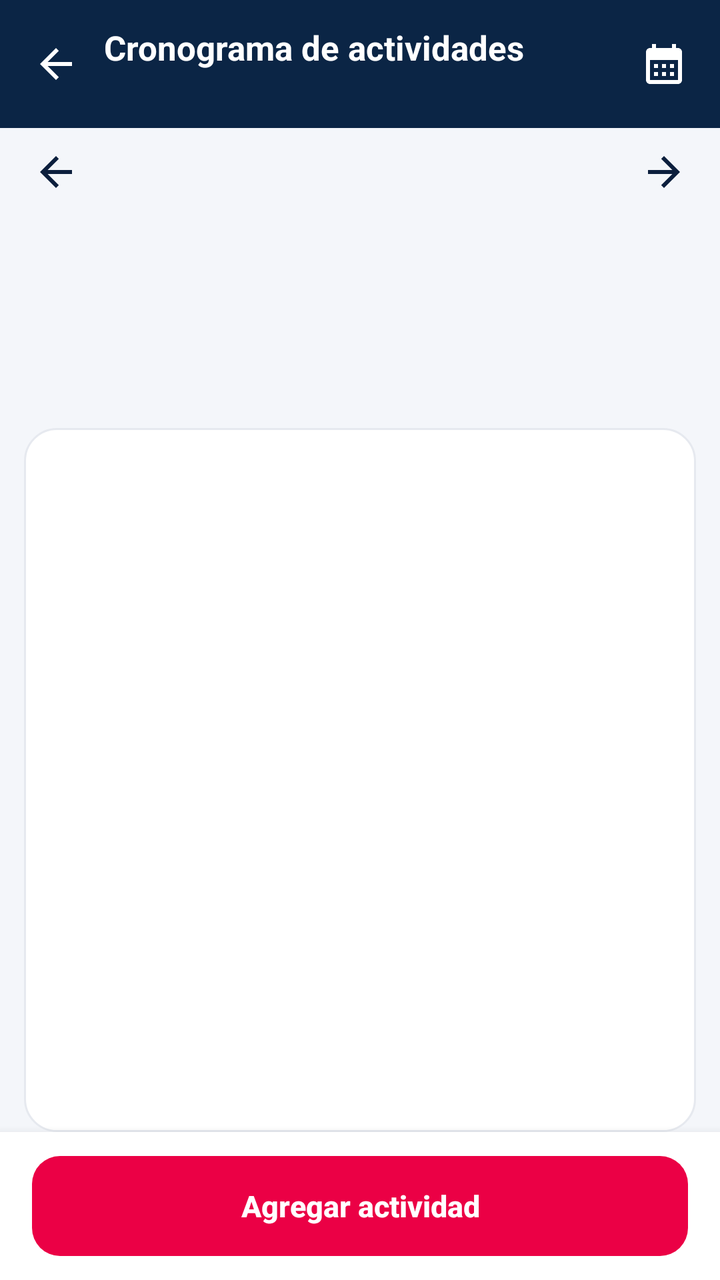
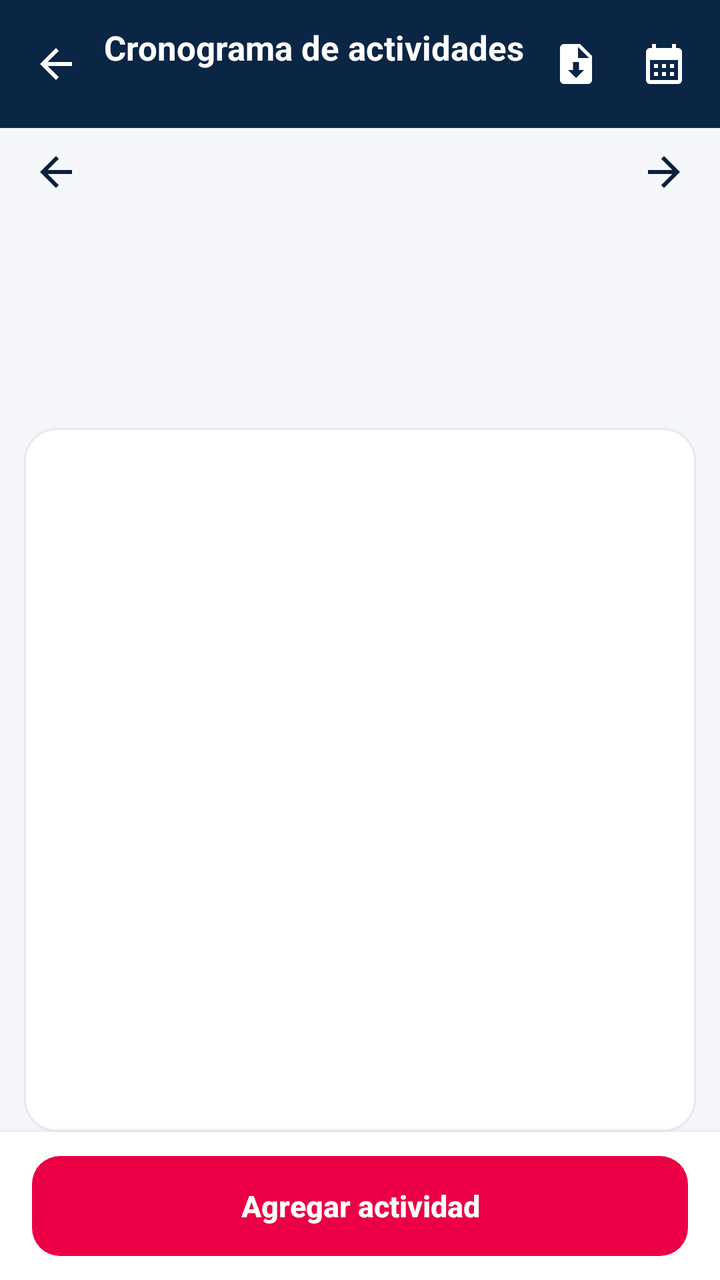

Before-and-after screenshots of an Android layout around one commit, followed by the original layout XML and the change that was made.
<!-- AndroidManifest.xml: activity theme AppTheme -->
<!-- res/layout/activity_cronograma.xml -->
<?xml version="1.0" encoding="utf-8"?>
<LinearLayout xmlns:android="http://schemas.android.com/apk/res/android"
    android:layout_width="match_parent"
    android:layout_height="match_parent"
    android:background="@color/canvas"
    android:orientation="vertical">

    <LinearLayout
        android:layout_width="match_parent"
        android:layout_height="64dp"
        android:background="@color/navy"
        android:gravity="center_vertical"
        android:orientation="horizontal"
        android:paddingStart="4dp"
        android:paddingEnd="6dp">

        <ImageButton
            android:id="@+id/crono_back"
            android:layout_width="48dp"
            android:layout_height="48dp"
            android:background="?attr/selectableItemBackgroundBorderless"
            android:contentDescription="@string/journey_confirm_cancel"
            android:src="@drawable/ds_ic_back"
            android:tint="@color/white" />

        <LinearLayout
            android:layout_width="0dp"
            android:layout_height="wrap_content"
            android:layout_weight="1"
            android:orientation="vertical">

            <TextView
                android:layout_width="wrap_content"
                android:layout_height="wrap_content"
                android:text="@string/crono_title"
                android:textColor="@color/white"
                android:textSize="17sp"
                android:textStyle="bold" />

            <TextView
                android:id="@+id/crono_sync"
                android:layout_width="wrap_content"
                android:layout_height="wrap_content"
                android:layout_marginTop="1dp"
                android:textColor="#B3FFFFFF"
                android:textSize="11.5sp" />
        </LinearLayout>

        
        <ImageButton
            android:id="@+id/crono_modo"
            android:layout_width="44dp"
            android:layout_height="44dp"
            android:background="?attr/selectableItemBackgroundBorderless"
            android:contentDescription="@string/crono_ver_mes_desc"
            android:src="@drawable/ds_ic_calendar" />
    </LinearLayout>


    
    <LinearLayout
        android:layout_width="match_parent"
        android:layout_height="44dp"
        android:gravity="center_vertical"
        android:orientation="horizontal"
        android:paddingStart="8dp"
        android:paddingEnd="8dp">

        <ImageButton
            android:id="@+id/crono_prev"
            android:layout_width="40dp"
            android:layout_height="40dp"
            android:background="?attr/selectableItemBackgroundBorderless"
            android:contentDescription="@string/crono_prev"
            android:rotation="0"
            android:src="@drawable/ds_ic_back" />

        <TextView
            android:id="@+id/crono_titulo"
            android:layout_width="0dp"
            android:layout_height="wrap_content"
            android:layout_weight="1"
            android:gravity="center"
            android:textColor="@color/text_primary"
            android:textSize="16sp"
            android:textStyle="bold" />

        <ImageButton
            android:id="@+id/crono_next"
            android:layout_width="40dp"
            android:layout_height="40dp"
            android:background="?attr/selectableItemBackgroundBorderless"
            android:contentDescription="@string/crono_next"
            android:rotation="180"
            android:src="@drawable/ds_ic_back" />
    </LinearLayout>

    
    <LinearLayout
        android:id="@+id/crono_semana"
        android:layout_width="match_parent"
        android:layout_height="54dp"
        android:orientation="horizontal"
        android:paddingStart="12dp"
        android:paddingEnd="12dp" />

    
    <LinearLayout
        android:id="@+id/crono_dia_cab"
        android:layout_width="match_parent"
        android:layout_height="wrap_content"
        android:gravity="center_vertical"
        android:orientation="horizontal"
        android:paddingStart="16dp"
        android:paddingTop="4dp"
        android:paddingEnd="12dp"
        android:paddingBottom="8dp">

        <LinearLayout
            android:layout_width="0dp"
            android:layout_height="wrap_content"
            android:layout_weight="1"
            android:orientation="vertical">

            <TextView
                android:id="@+id/crono_dia_titulo"
                android:layout_width="wrap_content"
                android:layout_height="wrap_content"
                android:textColor="@color/text_primary"
                android:textSize="16sp"
                android:textStyle="bold" />

            <TextView
                android:id="@+id/crono_dia_resumen"
                android:layout_width="wrap_content"
                android:layout_height="wrap_content"
                android:layout_marginTop="1dp"
                android:textColor="@color/text_secondary"
                android:textSize="12.5sp" />
        </LinearLayout>

        <TextView
            android:id="@+id/crono_ir_hoy"
            android:layout_width="wrap_content"
            android:layout_height="34dp"
            android:background="@drawable/ds_button_outline"
            android:gravity="center"
            android:paddingStart="12dp"
            android:paddingEnd="12dp"
            android:text="@string/crono_ir_hoy"
            android:textColor="@color/primary"
            android:textSize="12.5sp"
            android:textStyle="bold"
            android:visibility="gone" />
    </LinearLayout>

    <FrameLayout
        android:layout_width="match_parent"
        android:layout_height="0dp"
        android:layout_weight="1"
        android:paddingStart="12dp"
        android:paddingEnd="12dp">

        
        <LinearLayout
            android:id="@+id/crono_mes"
            android:layout_width="match_parent"
            android:layout_height="match_parent"
            android:background="@drawable/ds_surface"
            android:orientation="vertical"
            android:padding="8dp">

            <LinearLayout
                android:id="@+id/crono_semana_cab"
                android:layout_width="match_parent"
                android:layout_height="wrap_content"
                android:orientation="horizontal" />

            <LinearLayout
                android:id="@+id/crono_grilla"
                android:layout_width="match_parent"
                android:layout_height="0dp"
                android:layout_weight="1"
                android:orientation="vertical" />
        </LinearLayout>

        
        <LinearLayout
            android:id="@+id/crono_dia"
            android:layout_width="match_parent"
            android:layout_height="match_parent"
            android:orientation="vertical"
            android:visibility="gone">

            
            <TextView
                android:id="@+id/crono_ayuda"
                android:layout_width="match_parent"
                android:layout_height="wrap_content"
                android:paddingStart="4dp"
                android:paddingEnd="4dp"
                android:paddingBottom="6dp"
                android:textColor="@color/text_secondary"
                android:textSize="12sp" />

            
            <LinearLayout
                android:id="@+id/crono_seleccion"
                android:layout_width="match_parent"
                android:layout_height="wrap_content"
                android:layout_marginBottom="6dp"
                android:background="@drawable/ds_surface"
                android:gravity="center_vertical"
                android:orientation="horizontal"
                android:padding="8dp"
                android:visibility="gone">

                <TextView
                    android:id="@+id/crono_seleccion_texto"
                    android:layout_width="0dp"
                    android:layout_height="wrap_content"
                    android:layout_weight="1"
                    android:paddingStart="4dp"
                    android:textColor="@color/text_primary"
                    android:textSize="14sp"
                    android:textStyle="bold" />

                <TextView
                    android:id="@+id/crono_seleccion_cancelar"
                    android:layout_width="wrap_content"
                    android:layout_height="40dp"
                    android:gravity="center"
                    android:paddingStart="12dp"
                    android:paddingEnd="12dp"
                    android:text="@string/crono_sel_cancelar"
                    android:textColor="@color/text_secondary"
                    android:textSize="13sp" />

                <TextView
                    android:id="@+id/crono_seleccion_nueva"
                    android:layout_width="wrap_content"
                    android:layout_height="40dp"
                    android:background="@drawable/bg_button_primary"
                    android:gravity="center"
                    android:paddingStart="14dp"
                    android:paddingEnd="14dp"
                    android:text="@string/crono_sel_nueva"
                    android:textColor="@color/white"
                    android:textSize="13sp"
                    android:textStyle="bold" />
            </LinearLayout>

            <ScrollView
                android:id="@+id/crono_scroll"
                android:layout_width="match_parent"
                android:layout_height="0dp"
                android:layout_weight="1"
                android:background="@drawable/ds_surface"
                android:scrollbarSize="2dp">

                <LinearLayout
                    android:id="@+id/crono_lista"
                    android:layout_width="match_parent"
                    android:layout_height="wrap_content"
                    android:orientation="vertical"
                    android:paddingStart="12dp"
                    android:paddingTop="4dp"
                    android:paddingEnd="12dp"
                    android:paddingBottom="12dp" />
            </ScrollView>
        </LinearLayout>
    </FrameLayout>

    <LinearLayout
        android:layout_width="match_parent"
        android:layout_height="wrap_content"
        android:background="@color/surface"
        android:elevation="8dp"
        android:orientation="vertical"
        android:paddingStart="16dp"
        android:paddingTop="12dp"
        android:paddingEnd="16dp"
        android:paddingBottom="12dp">

        <Button
            android:id="@+id/crono_agregar"
            android:layout_width="match_parent"
            android:layout_height="50dp"
            android:background="@drawable/ds_button_primary"
            android:stateListAnimator="@null"
            android:text="@string/crono_add"
            android:textAllCaps="false"
            android:textColor="@color/white"
            android:textSize="15sp"
            android:textStyle="bold" />
    </LinearLayout>

</LinearLayout>
<!-- resources referenced by this layout -->
<resources>
  <color name="canvas">#F4F6FA</color>
  <color name="navy">#0B2545</color>
  <color name="primary">#EB0045</color>
  <color name="surface">#FFFFFF</color>
  <color name="text_primary">#0C1F3D</color>
  <color name="text_secondary">#5B6576</color>
  <color name="white">#FFFFFF</color>
  <!-- drawable bg_button_primary (drawable) -->
  <?xml version="1.0" encoding="utf-8"?>
  <shape xmlns:android="http://schemas.android.com/apk/res/android" android:shape="rectangle">
      <solid android:color="@color/primary" />
      <corners android:radius="14dp" />
  </shape>
  <!-- drawable ds_ic_back (drawable) -->
  <?xml version="1.0" encoding="utf-8"?>
  <vector xmlns:android="http://schemas.android.com/apk/res/android"
      android:width="24dp" android:height="24dp" android:viewportWidth="24" android:viewportHeight="24"
      android:tint="@color/text_primary">
      <path android:fillColor="@android:color/white" android:pathData="M20,11H7.83l5.59,-5.59L12,4l-8,8 8,8 1.41,-1.41L7.83,13H20v-2z" />
  </vector>
  <!-- drawable ds_surface (drawable) -->
  <?xml version="1.0" encoding="utf-8"?>
  <shape xmlns:android="http://schemas.android.com/apk/res/android" android:shape="rectangle">
      <solid android:color="@color/surface" />
      <stroke android:width="1dp" android:color="@color/line" />
      <corners android:radius="16dp" />
  </shape>
  <string name="crono_add">Agregar actividad</string>
  <string name="crono_ir_hoy">Ir a hoy</string>
  <string name="crono_next">Siguiente</string>
  <string name="crono_prev">Anterior</string>
  <string name="crono_sel_cancelar">Cancelar</string>
  <string name="crono_sel_nueva">Nueva actividad</string>
  <string name="crono_title">Cronograma de actividades</string>
  <string name="crono_ver_mes_desc">Ver el mes</string>
  <string name="journey_confirm_cancel">Cancelar</string>
  <style name="AppTheme" parent="Theme.AppCompat.Light.NoActionBar">
          <item name="colorPrimary">@color/primary</item>
          <item name="colorPrimaryDark">@color/primary_dark</item>
          <item name="colorAccent">@color/accent</item>
          <item name="android:windowOptOutEdgeToEdgeEnforcement">true</item>
          
          <item name="android:windowBackground">@color/white</item>
          <item name="android:windowAnimationStyle">@style/AnimacionPantallas</item>
      </style>
  <color name="magenta_soft">#FDEBF1</color>
  <color name="primary_dark">#C4003B</color>
  <color name="line">#E6E9EF</color>
  <color name="accent">#FF1464</color>
  <style name="AnimacionPantallas" parent="@android:style/Animation.Activity">
          <item name="android:activityOpenEnterAnimation">@anim/pantalla_entra</item>
          <item name="android:activityOpenExitAnimation">@anim/pantalla_cede</item>
          <item name="android:activityCloseEnterAnimation">@anim/pantalla_regresa</item>
          <item name="android:activityCloseExitAnimation">@anim/pantalla_sale</item>
      </style>
  <!-- unchanged entries left out for length: 3 -->
</resources>

<!-- the commit's change to res/layout/activity_cronograma.xml (unified diff, before → after) -->
@@ -45,6 +45,15 @@
                 android:textColor="#B3FFFFFF"
                 android:textSize="11.5sp" />
         </LinearLayout>
+
+        
+        <ImageButton
+            android:id="@+id/crono_reporte"
+            android:layout_width="44dp"
+            android:layout_height="44dp"
+            android:background="?attr/selectableItemBackgroundBorderless"
+            android:contentDescription="@string/rep_abrir_desc"
+            android:src="@drawable/ds_ic_reporte" />
 
         
         <ImageButton
<!-- resource entries referenced after the edit -->
@@ -20,6 +20,17 @@
       android:tint="@color/text_primary">
       <path android:fillColor="@android:color/white" android:pathData="M20,11H7.83l5.59,-5.59L12,4l-8,8 8,8 1.41,-1.41L7.83,13H20v-2z" />
   </vector>
+  <!-- drawable ds_ic_reporte (drawable) -->
+  <?xml version="1.0" encoding="utf-8"?>
+  <vector xmlns:android="http://schemas.android.com/apk/res/android"
+      android:width="24dp"
+      android:height="24dp"
+      android:viewportWidth="24"
+      android:viewportHeight="24">
+      <path
+          android:fillColor="#FFFFFFFF"
+          android:pathData="M14,2H6C4.9,2 4,2.9 4,4v16c0,1.1 0.9,2 2,2h12c1.1,0 2,-0.9 2,-2V8L14,2zM12,19l-4,-4h2.5v-4h3v4H16L12,19zM13,9V3.5L18.5,9H13z" />
+  </vector>
   <!-- drawable ds_surface (drawable) -->
   <?xml version="1.0" encoding="utf-8"?>
   <shape xmlns:android="http://schemas.android.com/apk/res/android" android:shape="rectangle">
@@ -36,6 +47,7 @@
   <string name="crono_title">Cronograma de actividades</string>
   <string name="crono_ver_mes_desc">Ver el mes</string>
   <string name="journey_confirm_cancel">Cancelar</string>
+  <string name="rep_abrir_desc">Mi reporte</string>
   <style name="AppTheme" parent="Theme.AppCompat.Light.NoActionBar">
           <item name="colorPrimary">@color/primary</item>
           <item name="colorPrimaryDark">@color/primary_dark</item>
